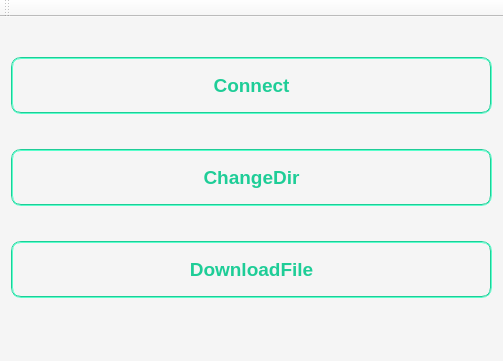
irabokalo/ftp_client, file FtpClient/mainwindow.ui: the form before one commit.
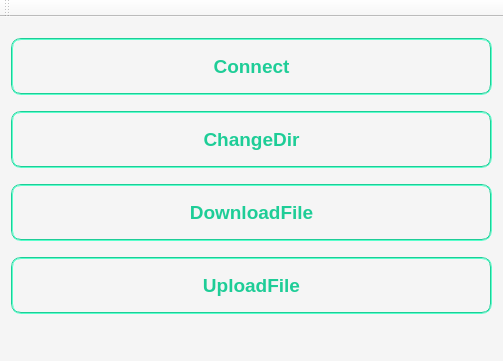
The form after the commit.

```diff
--- a/FtpClient/mainwindow.ui
+++ b/FtpClient/mainwindow.ui
@@ -71,6 +71,13 @@
       </property>
      </widget>
     </item>
+    <item row="3" column="0">
+     <widget class="QPushButton" name="pushButton_3">
+      <property name="text">
+       <string>UploadFile</string>
+      </property>
+     </widget>
+    </item>
    </layout>
   </widget>
   <widget class="QMenuBar" name="menuBar">
```
